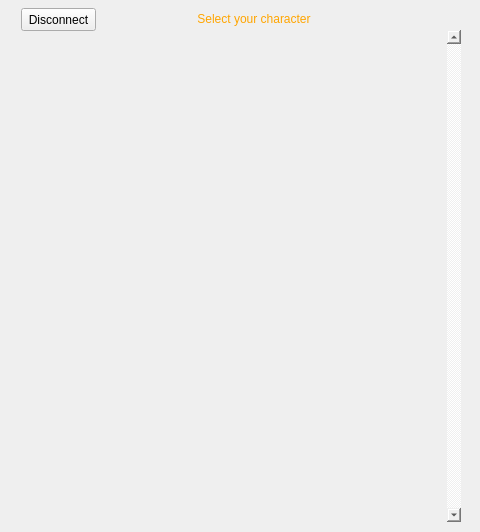
This is data/themes/default/game.ui in headshot2017/AIO as Qt 5 draws it before an edit; both pictures show x 520 to 1000 and y 0 to 532 of the 1000 by 532 pixel window. The edited form follows.
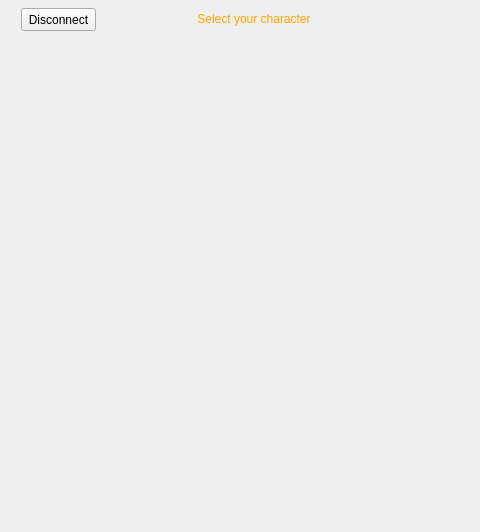
This is the edited form. Icons and pictures are not drawn. Custom widgets are drawn as their Qt base class.

```diff
--- a/data/themes/default/game.ui
+++ b/data/themes/default/game.ui
@@ -727,7 +727,7 @@
       <enum>QFrame::NoFrame</enum>
      </property>
      <property name="verticalScrollBarPolicy">
-      <enum>Qt::ScrollBarAlwaysOn</enum>
+      <enum>Qt::ScrollBarAsNeeded</enum>
      </property>
      <property name="widgetResizable">
       <bool>true</bool>
@@ -737,7 +737,7 @@
        <rect>
         <x>0</x>
         <y>0</y>
-        <width>434</width>
+        <width>451</width>
         <height>492</height>
        </rect>
       </property>
```
